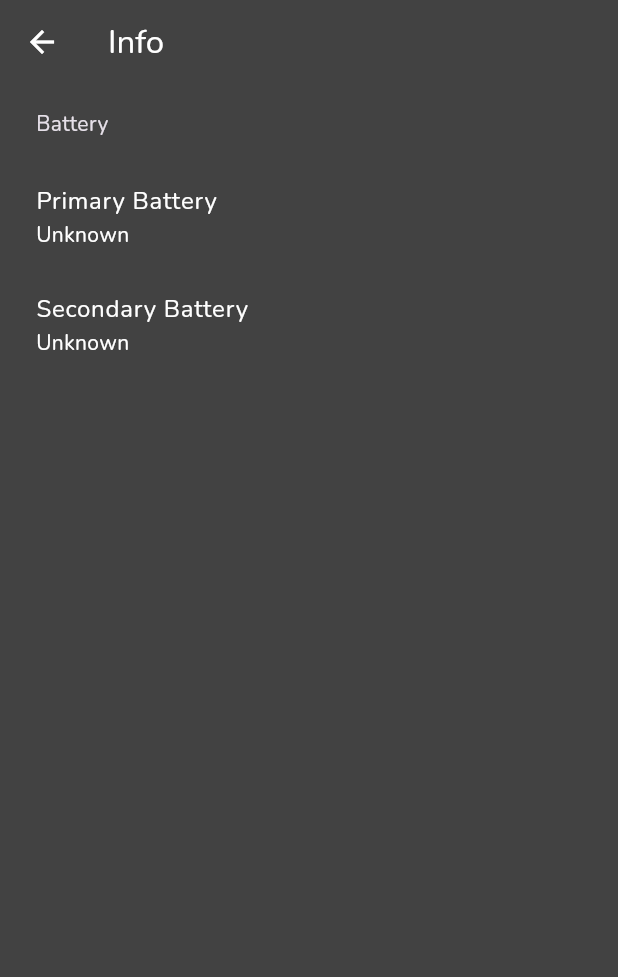
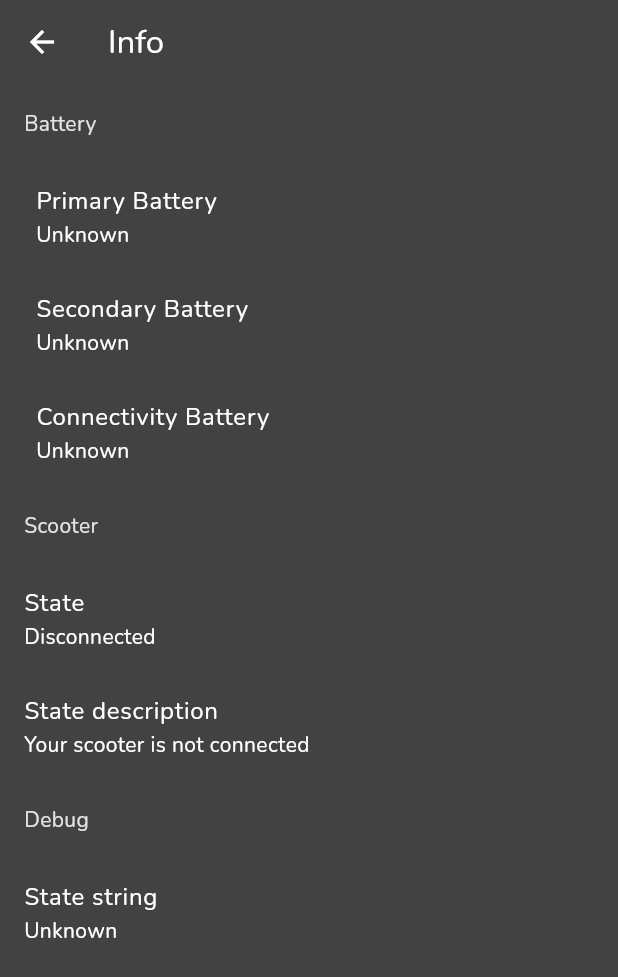
Before and after one commit to reunu/unustasis, a Flutter app: the screen it shows after launch, after a tap on "Scooter Pro", on a phone screen of 412 x 824 dp. Shown: the top 977 px of the screen. Run offline on Flutter 3.47's test engine with Material 3 defaults, Android fonts, the phone set to English and light mode, and no system bars; drawn by our look-alikes of sticky_headers; our stand-ins replace flutter_blue_plus, google_fonts, rxdart, shared_preferences.

Commit message:
Adding stats screen, nullable values (instead of placeholders), fixing state bug

```diff
--- a/lib/home_screen.dart
+++ b/lib/home_screen.dart
@@ -16,14 +16,13 @@ class HomeScreen extends StatefulWidget {
 }
 
 class _HomeScreenState extends State<HomeScreen> {
-  ScooterState _scooterState = ScooterState.disconnected;
+  ScooterState? _scooterState = ScooterState.disconnected;
   bool _connected = false;
   bool _scanning = false;
-  bool _seatClosed = true;
-  bool _handlebarsLocked = true;
-  int _internalCbbSOC = 100;
-  int _primarySOC = 100;
-  int _secondarySOC = 100;
+  bool? _seatClosed;
+  bool? _handlebarsLocked;
+  int? _primarySOC;
+  int? _secondarySOC;
 
   @override
   void initState() {
@@ -54,11 +53,6 @@ class _HomeScreenState extends State<HomeScreen> {
         _handlebarsLocked = isLocked;
       });
     });
-    widget.scooterService.internalCbbSOC.listen((soc) {
-      setState(() {
-        _internalCbbSOC = soc;
-      });
-    });
     widget.scooterService.primarySOC.listen((soc) {
       setState(() {
         _primarySOC = soc;
@@ -82,7 +76,7 @@ class _HomeScreenState extends State<HomeScreen> {
             end: Alignment.topCenter,
             colors: [
               Colors.black,
-              _scooterState.isOn
+              _scooterState?.isOn == true
                   ? Theme.of(context).colorScheme.primary.withOpacity(0.3)
                   : _connected
                       ? Theme.of(context).colorScheme.surface
@@ -131,72 +125,47 @@ class _HomeScreenState extends State<HomeScreen> {
                       ? (widget.scooterService.savedScooterId != null
                           ? "Searching for your scooter..."
                           : "Scanning for scooters...")
-                      : (_scooterState.name +
-                          (_connected && !_handlebarsLocked
+                      : ((_scooterState != null
+                              ? _scooterState!.name
+                              : "Loading state") +
+                          (_connected && _handlebarsLocked == false
                               ? " - Unlocked"
                               : "")),
                   style: Theme.of(context).textTheme.titleMedium,
                 ),
                 const SizedBox(height: 16),
-                _connected
+                _connected && _primarySOC != null
                     ? Row(
-                  mainAxisAlignment: MainAxisAlignment.center,
-                  children: [
-                    SizedBox(
-                      width: MediaQuery.of(context).size.width / 10,
-                      child: const Text("CBB", textAlign: TextAlign.right),
-                    ),
-                    const SizedBox(width: 8),
-                    SizedBox(
-                        width: MediaQuery.of(context).size.width / 6,
-                        child: LinearProgressIndicator(
-                          minHeight: 8,
-                          borderRadius: BorderRadius.circular(8),
-                          value: _internalCbbSOC / 100.0,
-                          color: Theme.of(context).colorScheme.onPrimary.withOpacity(0.4),
-                        )),
-                    const SizedBox(width: 8),
-                    Text("$_internalCbbSOC%"),
-                  ],
-                ) : Container(),
-                const SizedBox(height: 16),
-                _connected
-                    ? Row(
-                  mainAxisAlignment: MainAxisAlignment.center,
-                  children: [
-                    SizedBox(
-                      width: MediaQuery.of(context).size.width / 10,
-                      child: const Text("MAIN", textAlign: TextAlign.right),
-                    ),
-                    const SizedBox(width: 8),
-                    SizedBox(
-                        width: MediaQuery.of(context).size.width / 6,
+                        mainAxisAlignment: MainAxisAlignment.center,
+                        children: [
+                          SizedBox(
+                              width: MediaQuery.of(context).size.width / 6,
                               child: LinearProgressIndicator(
                                 minHeight: 8,
                                 borderRadius: BorderRadius.circular(8),
-                                value: _primarySOC / 100.0,
+                                value: _primarySOC! / 100.0,
                                 color: Theme.of(context).colorScheme.primary,
                               )),
                           const SizedBox(width: 8),
                           Text("$_primarySOC%"),
-                          _secondarySOC > 0
+                          _secondarySOC != null && _secondarySOC! > 0
                               ? const VerticalDivider()
                               : Container(),
-                          _secondarySOC > 0
+                          _secondarySOC != null && _secondarySOC! > 0
                               ? SizedBox(
                                   width: MediaQuery.of(context).size.width / 6,
                                   child: LinearProgressIndicator(
                                     minHeight: 8,
                                     borderRadius: BorderRadius.circular(8),
-                                    value: _secondarySOC / 100.0,
+                                    value: _secondarySOC! / 100.0,
                                     color:
                                         Theme.of(context).colorScheme.primary,
                                   ))
                               : Container(),
-                          _secondarySOC > 0
+                          _secondarySOC != null && _secondarySOC! > 0
                               ? const SizedBox(width: 8)
                               : Container(),
-                          _secondarySOC > 0
+                          _secondarySOC != null && _secondarySOC! > 0
                               ? Text("$_secondarySOC%")
                               : Container(),
                         ],
@@ -213,20 +182,24 @@ class _HomeScreenState extends State<HomeScreen> {
                   mainAxisSize: MainAxisSize.max,
                   children: [
                     ScooterActionButton(
-                      onPressed: _connected && _scooterState.isOn && _seatClosed
+                      onPressed: _connected &&
+                              _scooterState != null &&
+                              _scooterState!.isOn &&
+                              _seatClosed == true
                           ? widget.scooterService.openSeat
                           : null,
-                      label: _seatClosed ? "Open seat" : "Seat is open!",
+                      label:
+                          _seatClosed == false ? "Seat is open!" : "Open seat",
                       icon: Icons.work_outline,
-                      iconColor: !_seatClosed
+                      iconColor: _seatClosed == false
                           ? Theme.of(context).colorScheme.error
                           : null,
                     ),
                     ScooterPowerButton(
                         action: _connected
-                            ? (_scooterState.isOn
+                            ? (_scooterState != null && _scooterState!.isOn
                                 ? () {
-                                    if (!_seatClosed) {
+                                    if (_seatClosed == false) {
                                       showSeatWarning();
                                     } else {
                                       widget.scooterService.lock();
@@ -234,10 +207,10 @@ class _HomeScreenState extends State<HomeScreen> {
                                   }
                                 : widget.scooterService.unlock)
                             : null,
-                        icon: _scooterState.isOn
+                        icon: _scooterState != null && _scooterState!.isOn
                             ? Icons.lock_open
                             : Icons.lock_outline,
-                        label: _scooterState.isOn
+                        label: _scooterState != null && _scooterState!.isOn
                             ? "Hold to lock"
                             : "Hold to unlock"),
                     ScooterActionButton(
--- a/lib/scooter_service.dart
+++ b/lib/scooter_service.dart
@@ -1,9 +1,9 @@
 import 'dart:async';
 import 'dart:convert';
 import 'dart:developer';
-import 'dart:ffi';
 
 import 'package:flutter_blue_plus/flutter_blue_plus.dart';
+import 'package:rxdart/rxdart.dart';
 import 'package:shared_preferences/shared_preferences.dart';
 import 'package:unustasis/scooter_state.dart';
 
@@ -37,33 +37,34 @@ class ScooterService {
 
   // STATUS STREAMS
 
-  final StreamController<bool> _connectedController =
-      StreamController<bool>.broadcast();
+  final BehaviorSubject<bool> _connectedController =
+      BehaviorSubject<bool>.seeded(false);
   Stream<bool> get connected => _connectedController.stream;
 
-  final StreamController<ScooterState> _stateController =
-      StreamController<ScooterState>.broadcast();
-  Stream<ScooterState> get state => _stateController.stream;
+  final BehaviorSubject<ScooterState?> _stateController =
+      BehaviorSubject<ScooterState?>.seeded(ScooterState.disconnected);
+  Stream<ScooterState?> get state => _stateController.stream;
 
-  final StreamController<bool> _seatController =
-      StreamController<bool>.broadcast();
-  Stream<bool> get seatClosed => _seatController.stream;
+  // for debugging purposes
+  final BehaviorSubject<String?> _stateRawController =
+      BehaviorSubject<String?>();
+  Stream<String?> get stateRaw => _stateRawController.stream;
 
-  final StreamController<bool> _handlebarController =
-      StreamController<bool>.broadcast();
-  Stream<bool> get handlebarsLocked => _handlebarController.stream;
+  final BehaviorSubject<bool?> _seatController = BehaviorSubject<bool?>();
+  Stream<bool?> get seatClosed => _seatController.stream;
 
-  final StreamController<int> _internalCbbSOCController =
-  StreamController<int>.broadcast();
-  Stream<int> get internalCbbSOC => _internalCbbSOCController.stream;
+  final BehaviorSubject<bool?> _handlebarController = BehaviorSubject<bool?>();
+  Stream<bool?> get handlebarsLocked => _handlebarController.stream;
 
-  final StreamController<int> _primarySOCController =
-      StreamController<int>.broadcast();
-  Stream<int> get primarySOC => _primarySOCController.stream;
+  final BehaviorSubject<int?> _internalCbbSOCController =
+      BehaviorSubject<int?>();
+  Stream<int?> get internalCbbSOC => _internalCbbSOCController.stream;
 
-  final StreamController<int> _secondarySOCController =
-      StreamController<int>.broadcast();
-  Stream<int> get secondarySOC => _secondarySOCController.stream;
+  final BehaviorSubject<int?> _primarySOCController = BehaviorSubject<int?>();
+  Stream<int?> get primarySOC => _primarySOCController.stream;
+
+  final BehaviorSubject<int?> _secondarySOCController = BehaviorSubject<int?>();
+  Stream<int?> get secondarySOC => _secondarySOCController.stream;
 
   Stream<bool> get scanning => FlutterBluePlus.isScanning;
 
@@ -113,13 +114,6 @@ class ScooterService {
 
   void start() async {
     _foundSth = false;
-    // (re)set all streams to "safe" defaults to avoid null errors
-    _connectedController.add(false);
-    _stateController.add(ScooterState.disconnected);
-    _seatController.add(true);
-    _handlebarController.add(true);
-    _primarySOCController.add(100);
-    _secondarySOCController.add(100);
     // TODO: Turn on bluetooth if it's off, or prompt the user to do so on iOS
     // First, see if the phone is already actively connected to a scooter
     List<BluetoothDevice> systemScooters = await getSystemScooters();
@@ -136,6 +130,7 @@ class ScooterService {
       getNearbyScooters().listen((foundScooter) async {
         // there's one! Attempt to connect to it
         _foundSth = true;
+        _stateController.add(ScooterState.linking);
         try {
           // we could have some race conditions here if we find multiple scooters at once
           // so let's stop scanning immediately to avoid that
@@ -201,6 +196,7 @@ class ScooterService {
           log("State received: ${ascii.decode(value)}");
           ScooterState newState = ScooterState.fromBytes(value);
           _stateController.add(newState);
+          _stateRawController.add(ascii.decode(value));
         },
       );
       // Subscribe to seat
@@ -223,20 +219,21 @@ class ScooterService {
       // Subscribe to internal CBB SOC
       _internalCbbSOCCharacteristic!.setNotifyValue(true);
       _internalCbbSOCCharacteristic!.lastValueStream.listen((value) {
+        if (value.isEmpty) return;
         print("### Internal CBB received: $value");
         _internalCbbSOCController.add(value.first);
       });
       // Subscribe to primary SOC
       _primarySOCCharacteristic!.setNotifyValue(true);
       _primarySOCCharacteristic!.lastValueStream.listen((value) {
-        int soc = _convertUint32ToInt(value) ?? 100;
+        int? soc = _convertUint32ToInt(value);
         log("Primary SOC received: $soc");
         _primarySOCController.add(soc);
       });
       // Subscribe to secondary SOC
       _secondarySOCCharacteristic!.setNotifyValue(true);
       _secondarySOCCharacteristic!.lastValueStream.listen((value) {
-        int soc = _convertUint32ToInt(value) ?? 100;
+        int? soc = _convertUint32ToInt(value);
         log("Secondary SOC received: $soc");
         _secondarySOCController.add(soc);
       });
--- a/lib/scooter_state.dart
+++ b/lib/scooter_state.dart
@@ -11,6 +11,7 @@ enum ScooterState {
   ready,
   hibernating,
   unknown,
+  linking,
   disconnected;
 
   static ScooterState fromBytes(List<int> bytes) {
@@ -25,7 +26,7 @@ enum ScooterState {
         return ScooterState.parked;
       case "shutting-down":
         return ScooterState.shuttingDown;
-      case "ready":
+      case "ready-to-drive":
         return ScooterState.ready;
       case "hibernating":
         return ScooterState.hibernating;
@@ -77,6 +78,8 @@ extension StateExtension on ScooterState {
         return "Connected"; // Unknown state, but at least we know A state
       case ScooterState.disconnected:
         return "Disconnected";
+      case ScooterState.linking:
+        return "Connecting...";
     }
   }
 
@@ -98,6 +101,8 @@ extension StateExtension on ScooterState {
         return "Your scooter is connected";
       case ScooterState.disconnected:
         return "Your scooter is not connected";
+      case ScooterState.linking:
+        return "Your scooter was found and is connecting to the app...";
     }
   }
 
--- a/lib/scooter_visual.dart
+++ b/lib/scooter_visual.dart
@@ -4,13 +4,17 @@ import 'package:flutter/material.dart';
 import 'package:unustasis/scooter_state.dart';
 
 class ScooterVisual extends StatelessWidget {
-  final ScooterState state;
+  final ScooterState? state;
   final bool scanning;
   final bool blinkerLeft;
   final bool blinkerRight;
 
   const ScooterVisual(
-      {required this.state, required this.scanning, required this.blinkerLeft, required this.blinkerRight, super.key});
+      {required this.state,
+      required this.scanning,
+      required this.blinkerLeft,
+      required this.blinkerRight,
+      super.key});
 
   @override
   Widget build(BuildContext context) {
@@ -32,7 +36,7 @@ class ScooterVisual extends StatelessWidget {
                 : CrossFadeState.showSecond,
           ),
           AnimatedOpacity(
-            opacity: state.isOn ? 1.0 : 0.0,
+            opacity: state != null && state!.isOn ? 1.0 : 0.0,
             duration: const Duration(milliseconds: 1000),
             child: const Image(
               image: AssetImage("images/scooter/light_ring.png"),
@@ -45,10 +49,7 @@ class ScooterVisual extends StatelessWidget {
               image: AssetImage("images/scooter/light_beam.png"),
             ),
           ),
-          BlinkerWidget(
-            blinkerLeft: blinkerLeft,
-            blinkerRight: blinkerRight
-          ),
+          BlinkerWidget(blinkerLeft: blinkerLeft, blinkerRight: blinkerRight),
           // these can even be timed
           CircularProgressIndicator(
             value: scanning || state == ScooterState.shuttingDown ? null : 0.0,
@@ -86,10 +87,12 @@ class BlinkerWidget extends StatefulWidget {
   final bool blinkerLeft;
   final bool blinkerRight;
 
-  const BlinkerWidget({required this.blinkerLeft, required this.blinkerRight, super.key});
+  const BlinkerWidget(
+      {required this.blinkerLeft, required this.blinkerRight, super.key});
 
   @override
-  _BlinkerWidgetState createState() => _BlinkerWidgetState(blinkerLeft, blinkerRight);
+  _BlinkerWidgetState createState() =>
+      _BlinkerWidgetState(blinkerLeft, blinkerRight);
 }
 
 class _BlinkerWidgetState extends State<BlinkerWidget> {
@@ -129,9 +132,7 @@ class _BlinkerWidgetState extends State<BlinkerWidget> {
     var showBlinkerLeft = _showBlinker && _blinkerLeft;
     var showBlinkerRight = _showBlinker && _blinkerRight;
 
-    return Stack(
-      alignment: Alignment.center,
-      children: [
+    return Stack(alignment: Alignment.center, children: [
       AnimatedOpacity(
         opacity: showBlinkerLeft ? 1.0 : 0.0,
         duration: blinkerDuration,
@@ -146,7 +147,6 @@ class _BlinkerWidgetState extends State<BlinkerWidget> {
           image: AssetImage("images/scooter/blinker_r.png"),
         ),
       )
-      ]
-    );
+    ]);
   }
 }
--- a/lib/stats_screen.dart
+++ b/lib/stats_screen.dart
@@ -1,6 +1,7 @@
 import 'package:flutter/material.dart';
 import 'package:sticky_headers/sticky_headers/widget.dart';
 import 'package:unustasis/scooter_service.dart';
+import 'package:unustasis/scooter_state.dart';
 
 class StatsScreen extends StatefulWidget {
   const StatsScreen({required this.service, super.key});
@@ -27,7 +28,7 @@ class _StatsScreenState extends State<StatsScreen> {
               padding: const EdgeInsets.symmetric(horizontal: 8.0),
               child: Column(
                 children: [
-                    StreamBuilder<int>(
+                  StreamBuilder<int?>(
                     stream: widget.service.primarySOC,
                     builder: (context, snapshot) {
                       return ListTile(
@@ -37,7 +38,7 @@ class _StatsScreenState extends State<StatsScreen> {
                               : "Unknown"));
                     },
                   ),
-                    StreamBuilder<int>(
+                  StreamBuilder<int?>(
                     stream: widget.service.secondarySOC,
                     builder: (context, snapshot) {
                       return ListTile(
@@ -47,9 +48,66 @@ class _StatsScreenState extends State<StatsScreen> {
                               : "Unknown"));
                     },
                   ),
+                  StreamBuilder<int?>(
+                    stream: widget.service.internalCbbSOC,
+                    builder: (context, snapshot) {
+                      return ListTile(
+                          title: const Text("Connectivity Battery"),
+                          subtitle: Text(snapshot.hasData
+                              ? "${snapshot.data}%"
+                              : "Unknown"));
+                    },
+                  ),
                 ],
               ),
-              )),
+            ),
+          ),
+          StickyHeader(
+            header: _header("Scooter"),
+            content: Column(
+              children: [
+                StreamBuilder<ScooterState?>(
+                  stream: widget.service.state,
+                  builder: (context, snapshot) {
+                    return ListTile(
+                      title: const Text("State"),
+                      subtitle: Text(
+                          snapshot.hasData ? snapshot.data!.name : "Unknown"),
+                    );
+                  },
+                ),
+                StreamBuilder<ScooterState?>(
+                  stream: widget.service.state,
+                  builder: (context, snapshot) {
+                    return ListTile(
+                      title: const Text("State description"),
+                      subtitle: Text(snapshot.hasData
+                          ? snapshot.data!.description
+                          : "Unknown"),
+                    );
+                  },
+                ),
+              ],
+            ),
+          ),
+          StickyHeader(
+            header: _header("Debug"),
+            content: Column(
+              children: [
+                StreamBuilder<String?>(
+                  stream: widget.service.stateRaw,
+                  builder: (context, snapshot) {
+                    return ListTile(
+                      title: const Text("State string"),
+                      subtitle: Text(snapshot.hasData
+                          ? snapshot.data!.replaceAll(" ", "#")
+                          : "Unknown"),
+                    );
+                  },
+                ),
+              ],
+            ),
+          ),
         ],
       ),
     );
@@ -62,7 +120,7 @@ class _StatsScreenState extends State<StatsScreen> {
         children: [
           Padding(
             padding:
-                const EdgeInsets.symmetric(horizontal: 24.0, vertical: 16.0),
+                const EdgeInsets.symmetric(horizontal: 16.0, vertical: 16.0),
             child: Text(title),
           ),
         ],
```
Lines whose indentation alone changed are shown as unchanged.
